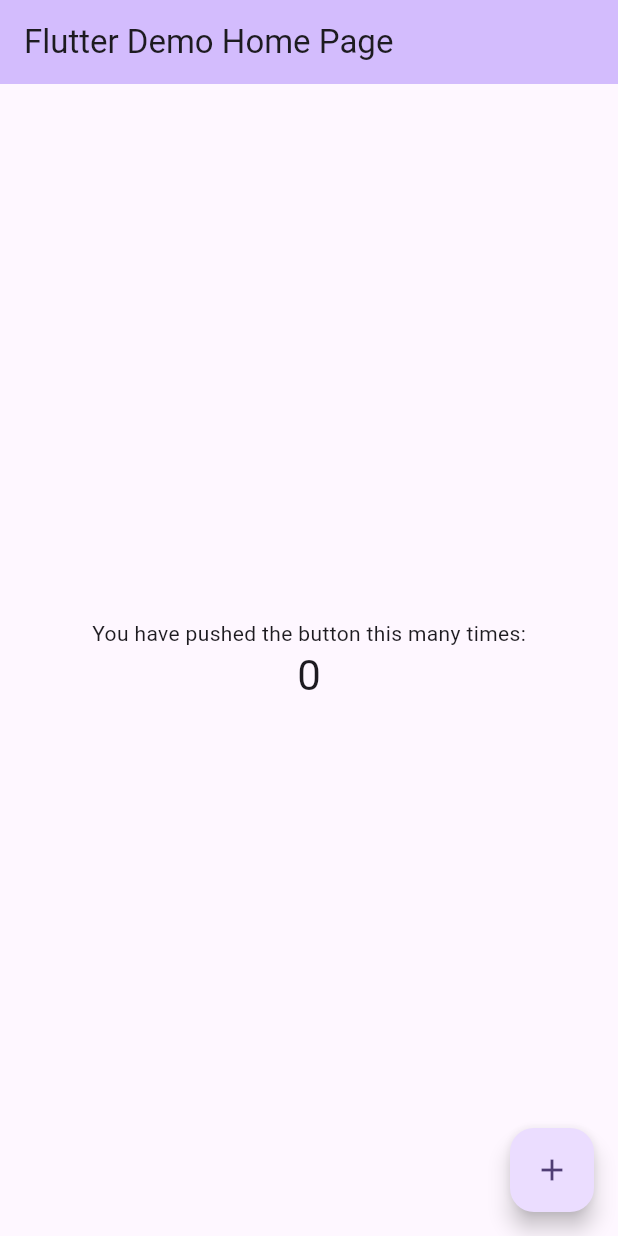
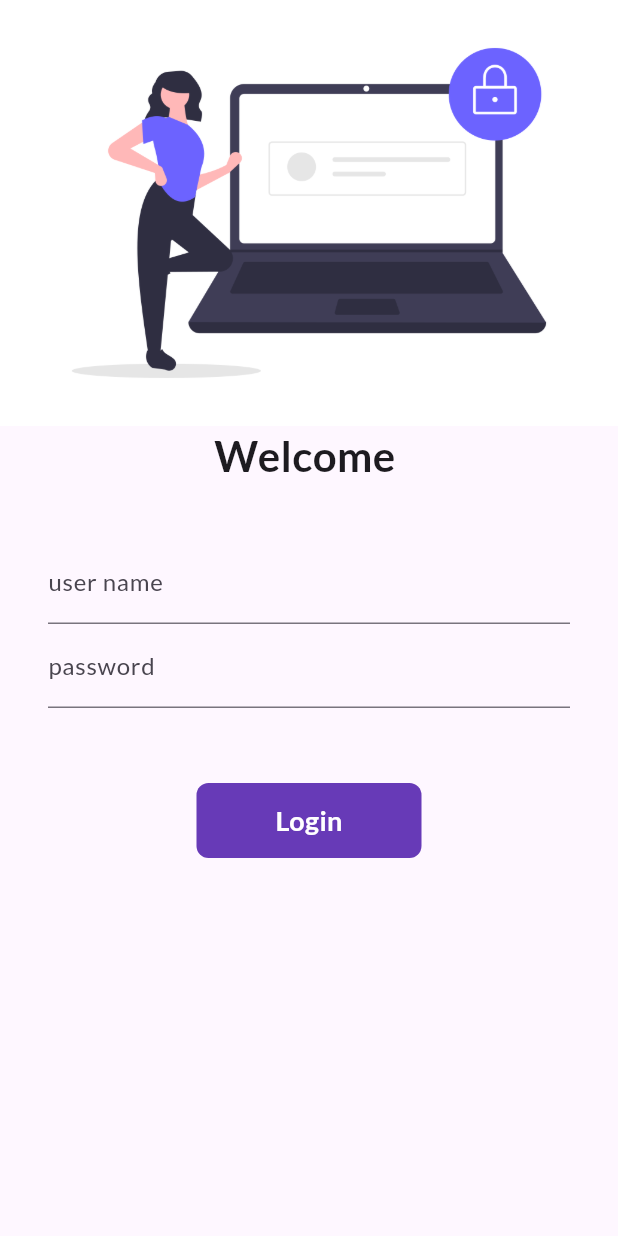
Before and after one commit to devesh297/catalogapp, a Flutter app: the screen it shows after launch, on a phone screen of 412 x 824 dp. Run offline on Flutter 3.47's test engine with Material 3 defaults, Android fonts, the phone set to English and light mode, and no system bars; our stand-ins replace google_fonts.

Commit message:
Changes to be committed: 	new file:   .vscode/launch.json 	new file:   assets/images/Login.png 	modified:   ios/Flutter/Debug.xcconfig 	modified:   ios/Flutter/Release.xcconfig 	new file:   ios/Podfile 	new file:   ios/Podfile.lock 	modified:   ios/Runner.xcodeproj/project.pbxproj 	modified:   ios/Runner.xcworkspace/contents.xcworkspacedata 	new file:   lib/Login_page.dart 	new file:   lib/home_page.dart 	modified:   lib/main.dart 	new file:   lib/utlies/routes.dart 	modified:   pubspec.yaml 	modified:   test/widget_test.dart

```diff
--- /dev/null
+++ b/lib/Login_page.dart
@@ -0,0 +1,128 @@
+import 'package:flutter/material.dart';
+import 'package:flutter_application_1/utlies/routes.dart';
+class LoginPage extends StatefulWidget {
+  const LoginPage({super.key});
+
+  @override
+  State<LoginPage> createState() => _LoginPageState();
+}
+
+class _LoginPageState extends State<LoginPage> {
+String name = "";
+bool changeButton = false;
+
+final _formkey = GlobalKey<FormState>();
+
+moveToHome(BuildContext context)async{
+  if(_formkey.currentState!.validate()){
+
+  setState(() {
+                    changeButton = true;
+                  });
+                  await  Future.delayed(Duration(seconds: 1));
+                  await Navigator.pushNamed(context, MyRoutes.homeRoutes);
+                  setState(() {
+                    changeButton = false;
+                  });
+  }
+}
+
+  @override
+  Widget build(BuildContext context) {
+    return Material(
+      child: SingleChildScrollView(
+        child: Form(
+          key: _formkey,
+          child: Column(
+          children: [
+            Image.asset("assets/images/Login.png",
+            fit: BoxFit.cover,),
+            Text(
+              "Welcome $name",
+              style: TextStyle(
+                fontSize: 28,
+                fontWeight: FontWeight.bold,
+
+              ),
+            ),
+            SizedBox(
+              height: 20.0,
+            ),
+            Padding(
+              padding: const EdgeInsets.symmetric(vertical: 16.0, horizontal:32.0),
+              child: Column(
+                children: [
+                  TextFormField(
+                decoration: InputDecoration(
+                  hintText: "Enter user name",
+                  labelText: "user name",
+                ),
+                validator: (value) {
+                  if(value!.isEmpty){
+                    return "username cannot be empty";
+                  }
+                  return null;
+                },
+
+                onChanged: (value){
+                  name = value;
+                  setState(() {
+
+                  });
+                }
+              ),TextFormField(
+                obscureText: true,
+                decoration: InputDecoration(
+                  hintText: "Enter password",
+                  labelText: "password",
+                ),
+                validator: (value) {
+                  if(value!.isEmpty){
+                    return "username cannot be empty";
+                  }
+                  else if(value!.length <8){
+                    return "password should be at least  8 characters";
+                  }
+                  return null;
+                },
+              ),
+              SizedBox(
+              height: 50.0,
+            ),
+              Material(
+                color: Colors.deepPurple,
+                borderRadius:  BorderRadius.circular(changeButton ? 50 :8),
+               child: InkWell(
+                onTap: () => moveToHome(context),
+
+                child: AnimatedContainer(
+                  duration: Duration(seconds: 1),
+                  width: changeButton ? 50 :150,
+                  height: 50,
+                  alignment: Alignment.center,
+
+                  child: changeButton? Icon(
+                    Icons.done,
+                    color: Colors.white,)
+                    :Text(
+                    "Login",
+
+                    style: TextStyle(
+                      color: Colors.white,
+                      fontWeight: FontWeight.bold,
+                      fontSize: 18),
+                    ),
+
+                  ),
+                       ),
+              ),
+
+            ],
+              ),
+            )
+
+              ],),
+        )
+    ));
+  }
+}
--- /dev/null
+++ b/lib/home_page.dart
@@ -0,0 +1,16 @@
+import 'package:flutter/material.dart';
+
+class HomePage extends StatelessWidget {
+  const HomePage({super.key});
+
+  @override
+  Widget build(BuildContext context) {
+    return Scaffold(
+      appBar: AppBar(
+        title: Text("Catalog App"),
+
+      ),
+
+    );
+  }
+}
--- a/lib/main.dart
+++ b/lib/main.dart
@@ -1,74 +1,34 @@
 import 'package:flutter/material.dart';
-
+import 'package:flutter_application_1/Login_page.dart';
+import 'package:flutter_application_1/home_page.dart';
+import 'package:flutter_application_1/utlies/routes.dart';
+import 'package:google_fonts/google_fonts.dart';
 void main() {
-  runApp(const MyApp());
+  runApp(MyApp());
 }
-
 class MyApp extends StatelessWidget {
   const MyApp({super.key});
 
 
   @override
   Widget build(BuildContext context) {
+
     return MaterialApp(
-      title: 'Flutter Demo',
+      debugShowCheckedModeBanner: false,
+      themeMode: ThemeMode.light,
       theme: ThemeData(
+        primarySwatch: Colors.deepPurple,
+     fontFamily: GoogleFonts.lato().fontFamily,),
+      darkTheme: ThemeData(
+        brightness: Brightness.dark,
+      ) ,
+      initialRoute: "/",
+      routes: {
+        "/" : (context) => LoginPage(),
+        MyRoutes.homeRoutes :(context) => HomePage(),
+        MyRoutes.loginRoutes :(context) => LoginPage(),
 
-        colorScheme: ColorScheme.fromSeed(seedColor: Colors.deepPurple),
-        useMaterial3: true,
-      ),
-      home: const MyHomePage(title: 'Flutter Demo Home Page'),
+      },
     );
   }
 }
-
-class MyHomePage extends StatefulWidget {
-  const MyHomePage({super.key, required this.title});
-  final String title;
-
-  @override
-  State<MyHomePage> createState() => _MyHomePageState();
-}
-
-class _MyHomePageState extends State<MyHomePage> {
-  int _counter = 0;
-
-  void _incrementCounter() {
-    setState(() {
-
-      _counter++;
-    });
-  }
-
-  @override
-  Widget build(BuildContext context) {
-
-    return Scaffold(
-      appBar: AppBar(
-
-        backgroundColor: Theme.of(context).colorScheme.inversePrimary,
-        title: Text(widget.title),
-      ),
-      body: Center(
-        child: Column(
-
-          mainAxisAlignment: MainAxisAlignment.center,
-          children: <Widget>[
-            const Text(
-              'You have pushed the button this many times:',
-            ),
-            Text(
-              '$_counter',
-              style: Theme.of(context).textTheme.headlineMedium,
-            ),
-          ],
-        ),
-      ),
-      floatingActionButton: FloatingActionButton(
-        onPressed: _incrementCounter,
-        tooltip: 'Increment',
-        child: const Icon(Icons.add),
-      ),
-    );
-  }
-}
--- /dev/null
+++ b/lib/utlies/routes.dart
@@ -0,0 +1,5 @@
+class MyRoutes{
+  static String loginRoutes ="/login";
+  static String homeRoutes ="/home";
+
+}
--- a/pubspec.yaml
+++ b/pubspec.yaml
@@ -35,6 +35,7 @@ dependencies:
   # The following adds the Cupertino Icons font to your application.
   # Use with the CupertinoIcons class for iOS style icons.
   cupertino_icons: ^1.0.2
+  google_fonts: ^6.1.0
 
 dev_dependencies:
   flutter_test:
@@ -59,8 +60,8 @@ flutter:
   uses-material-design: true
 
   # To add assets to your application, add an assets section, like this:
-  # assets:
-  #   - images/a_dot_burr.jpeg
+  assets:
+    - assets/images/
   #   - images/a_dot_ham.jpeg
 
   # An image asset can refer to one or more resolution-specific "variants", see
```
Also changed, not shown: assets/images/Login.png (added), pubspec.lock, 11 other files.
